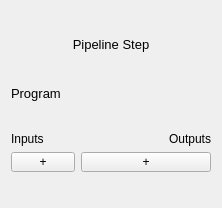
Old version of the form MainApplication/pipeline_step_GUI.ui in the repository tkideneb1999/GameAssetPipelineProgram.
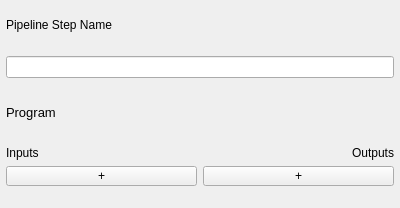
New version of the form.

Commit message: added functionality to Pipeline

Patch:
```diff
--- a/MainApplication/pipeline_step_GUI.ui
+++ b/MainApplication/pipeline_step_GUI.ui
@@ -6,13 +6,19 @@
    <rect>
     <x>0</x>
     <y>0</y>
-    <width>222</width>
+    <width>400</width>
     <height>208</height>
    </rect>
   </property>
+  <property name="sizePolicy">
+   <sizepolicy hsizetype="Fixed" vsizetype="Fixed">
+    <horstretch>0</horstretch>
+    <verstretch>0</verstretch>
+   </sizepolicy>
+  </property>
   <property name="minimumSize">
    <size>
-    <width>150</width>
+    <width>400</width>
     <height>110</height>
    </size>
   </property>
@@ -23,6 +29,18 @@
    <property name="sizeConstraint">
     <enum>QLayout::SetDefaultConstraint</enum>
    </property>
+   <property name="leftMargin">
+    <number>6</number>
+   </property>
+   <property name="topMargin">
+    <number>0</number>
+   </property>
+   <property name="rightMargin">
+    <number>6</number>
+   </property>
+   <property name="bottomMargin">
+    <number>0</number>
+   </property>
    <item>
     <widget class="QLabel" name="pipeline_step_label">
      <property name="sizePolicy">
@@ -31,31 +49,14 @@
        <verstretch>0</verstretch>
       </sizepolicy>
      </property>
-     <property name="minimumSize">
-      <size>
-       <width>0</width>
-       <height>20</height>
-      </size>
-     </property>
-     <property name="maximumSize">
-      <size>
-       <width>16777215</width>
-       <height>20</height>
-      </size>
-     </property>
-     <property name="font">
-      <font>
-       <pointsize>10</pointsize>
-      </font>
-     </property>
      <property name="text">
-      <string>Pipeline Step</string>
-     </property>
-     <property name="alignment">
-      <set>Qt::AlignCenter</set>
+      <string>Pipeline Step Name</string>
      </property>
     </widget>
    </item>
+   <item>
+    <widget class="QLineEdit" name="pipeline_step_name_lineedit"/>
+   </item>
    <item>
     <widget class="QLabel" name="program_label">
      <property name="sizePolicy">
@@ -111,9 +112,15 @@
        </item>
        <item>
         <widget class="QPushButton" name="add_input_button">
+         <property name="minimumSize">
+          <size>
+           <width>100</width>
+           <height>0</height>
+          </size>
+         </property>
          <property name="maximumSize">
           <size>
-           <width>64</width>
+           <width>16777215</width>
            <height>20</height>
           </size>
          </property>
@@ -147,6 +154,12 @@
        </item>
        <item>
         <widget class="QPushButton" name="add_output_button">
+         <property name="minimumSize">
+          <size>
+           <width>100</width>
+           <height>0</height>
+          </size>
+         </property>
          <property name="maximumSize">
           <size>
            <width>16777215</width>
```
Left out of the diff: 2 changed lines with no effect on the pictures. The commit also changes 6 other files.
